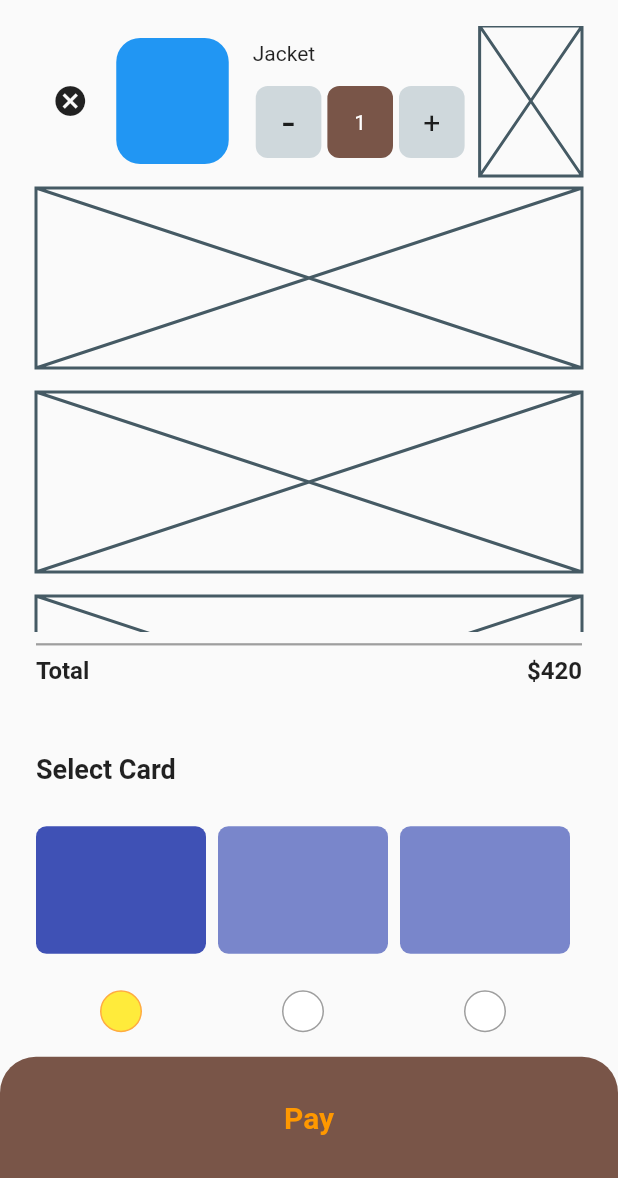
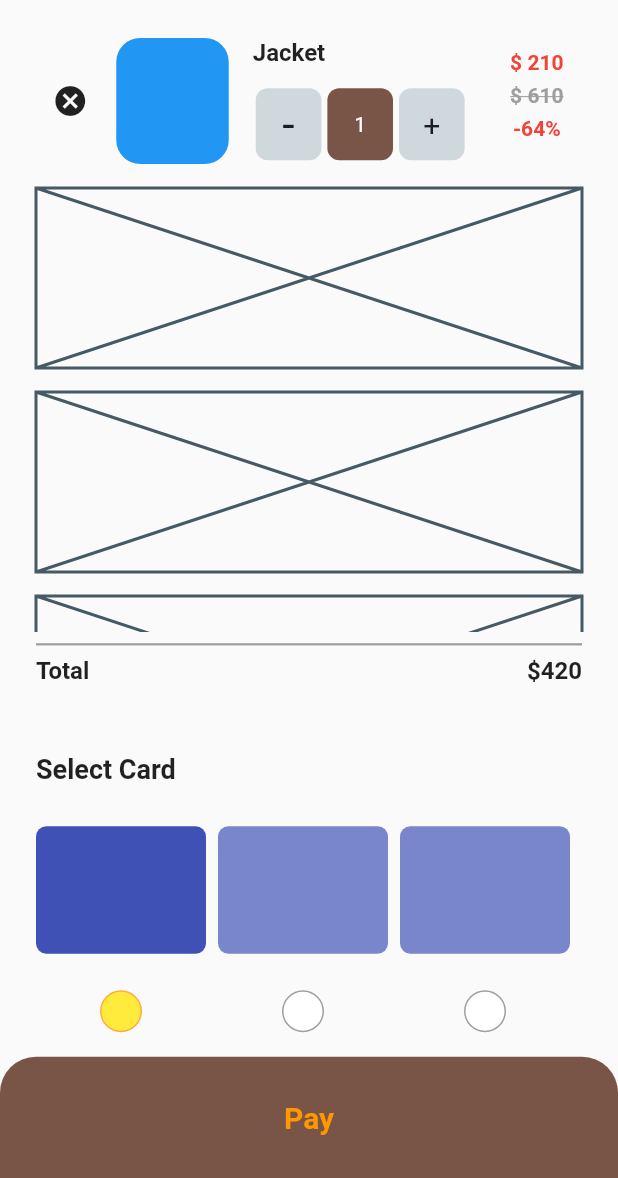
Before and after one commit to JAICHANGPARK/flutter_notebook_the_third_story, a Flutter app: the BookPage screen opened directly, on a phone screen of 412 x 824 dp, the part 58-1236 px from its top. Run offline on Flutter 3.47's test engine with Material 2 defaults, Android fonts, the phone set to English and light mode, and no system bars; our stand-ins replace badges, dotted_border, fl_chart, page_transition, percent_indicator; network calls fail.

Commit message:
Update book_page.dart

```diff
--- a/lib/travel_store_app/book_page.dart
+++ b/lib/travel_store_app/book_page.dart
@@ -69,7 +69,10 @@ class _BookPageState extends State<BookPage> {
                                   crossAxisAlignment: CrossAxisAlignment.start,
                                   mainAxisAlignment: MainAxisAlignment.center,
                                   children: <Widget>[
-                                    Text("Jacket"),
+                                    Text("Jacket",style: TextStyle(
+                                      fontSize: 16,
+                                      fontWeight: FontWeight.bold
+                                    ),),
                                     SizedBox(
                                       height: 12,
                                     ),
@@ -84,9 +87,10 @@ class _BookPageState extends State<BookPage> {
                                                 borderRadius:
                                                     BorderRadius.circular(8)),
                                             child: Center(
-                                              child: Text("-",style: TextStyle(
-                                                fontSize: 30
-                                              ),),
+                                              child: Text(
+                                                "-",
+                                                style: TextStyle(fontSize: 30),
+                                              ),
                                             ),
                                           ),
                                         ),
@@ -99,9 +103,11 @@ class _BookPageState extends State<BookPage> {
                                                 borderRadius:
                                                     BorderRadius.circular(8)),
                                             child: Center(
-                                              child: Text("1",style: TextStyle(
-                                                color: Colors.white
-                                              ),),
+                                              child: Text(
+                                                "1",
+                                                style: TextStyle(
+                                                    color: Colors.white),
+                                              ),
                                             ),
                                           ),
                                         ),
@@ -114,9 +120,10 @@ class _BookPageState extends State<BookPage> {
                                                 borderRadius:
                                                     BorderRadius.circular(8)),
                                             child: Center(
-                                              child: Text("+",style: TextStyle(
-                                                fontSize: 20
-                                              ),),
+                                              child: Text(
+                                                "+",
+                                                style: TextStyle(fontSize: 20),
+                                              ),
                                             ),
                                           ),
                                         ),
@@ -128,7 +135,38 @@ class _BookPageState extends State<BookPage> {
                             ),
                             Expanded(
                               flex: 3,
-                              child: Placeholder(),
+                              child: Padding(
+                                padding: const EdgeInsets.only(
+                                    left: 8, right: 0, bottom: 24, top: 16),
+                                child: Column(
+                                  mainAxisAlignment:
+                                      MainAxisAlignment.spaceBetween,
+                                  children: <Widget>[
+                                    Text(
+                                      "\$ 210",
+                                      style: TextStyle(
+                                        color: Colors.red,
+                                        fontWeight: FontWeight.bold,
+                                      ),
+                                    ),
+                                    Text(
+                                      "\$ 610",
+                                      style: TextStyle(
+                                        color: Colors.grey,
+                                        decoration: TextDecoration.lineThrough,
+                                        fontWeight: FontWeight.bold,
+                                      ),
+                                    ),
+                                    Text(
+                                      "-64%",
+                                      style: TextStyle(
+                                        color: Colors.red,
+                                        fontWeight: FontWeight.bold,
+                                      ),
+                                    )
+                                  ],
+                                ),
+                              ),
                             ),
                           ],
                         ),
```
